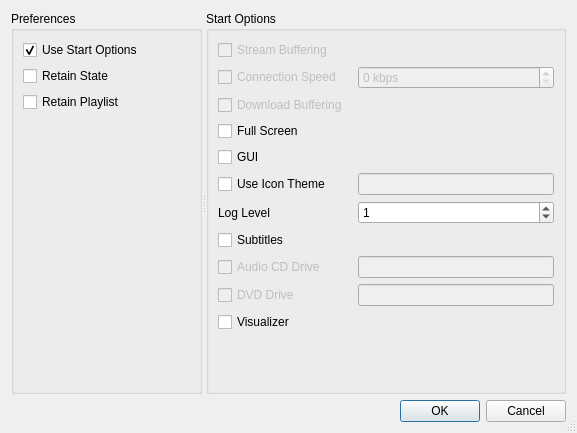
Before: the Qt Designer form code/settings/ui/settings.ui in andrew-bibb/mbmp, drawn with Qt 5.
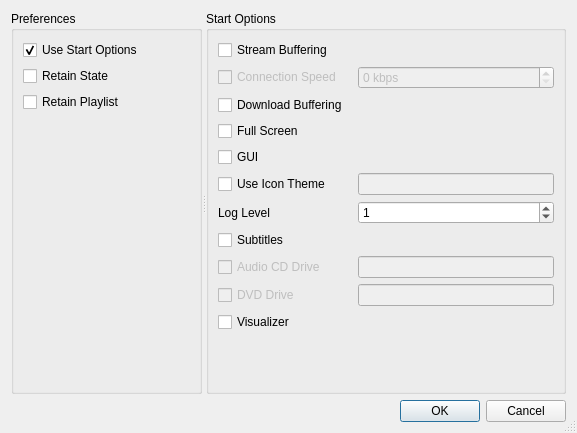
After: the same form once the commit is applied.

What changed in the file:
```diff
--- a/code/settings/ui/settings.ui
+++ b/code/settings/ui/settings.ui
@@ -96,7 +96,7 @@
        <item row="0" column="0" colspan="2">
         <widget class="QCheckBox" name="checkBox_streambuffering">
          <property name="enabled">
-          <bool>false</bool>
+          <bool>true</bool>
          </property>
          <property name="whatsThis">
           <string>&lt;html&gt;&lt;head/&gt;&lt;body&gt;&lt;pre style=&quot; margin-top:12px; margin-bottom:12px; margin-left:0px; margin-right:0px; -qt-block-indent:0; text-indent:0px;&quot;&gt;&lt;span style=&quot; font-family:'Courier New,courier';&quot;&gt;Command Line Option: &lt;/span&gt;&lt;span style=&quot; font-family:'Courier New,courier'; font-weight:600;&quot;&gt;-b&lt;/span&gt;&lt;span style=&quot; font-family:'Courier New,courier';&quot;&gt; or &lt;/span&gt;&lt;span style=&quot; font-family:'Courier New,courier'; font-weight:600;&quot;&gt;--stream-buffering&lt;/span&gt;&lt;/pre&gt;&lt;p&gt;Enable buffering of the demuxed or parsed data in the stream (default is no stream buffering).&lt;/p&gt;&lt;/body&gt;&lt;/html&gt;</string>
@@ -138,7 +138,7 @@
        <item row="2" column="0" colspan="2">
         <widget class="QCheckBox" name="checkBox_downloadbuffering">
          <property name="enabled">
-          <bool>false</bool>
+          <bool>true</bool>
          </property>
          <property name="whatsThis">
           <string>&lt;html&gt;&lt;head/&gt;&lt;body&gt;&lt;pre style=&quot; margin-top:12px; margin-bottom:12px; margin-left:0px; margin-right:0px; -qt-block-indent:0; text-indent:0px;&quot;&gt;&lt;span style=&quot; font-family:'Courier New,courier';&quot;&gt;Command Line Option: &lt;/span&gt;&lt;span style=&quot; font-family:'Courier New,courier'; font-weight:600;&quot;&gt;-d&lt;/span&gt;&lt;span style=&quot; font-family:'Courier New,courier';&quot;&gt; or &lt;/span&gt;&lt;span style=&quot; font-family:'Courier New,courier'; font-weight:600;&quot;&gt;--download-buffering&lt;/span&gt;&lt;/pre&gt;&lt;p&gt;Enable progressive download buffering of selected formats (default is no download buffering).&lt;/p&gt;&lt;/body&gt;&lt;/html&gt;</string>
```
